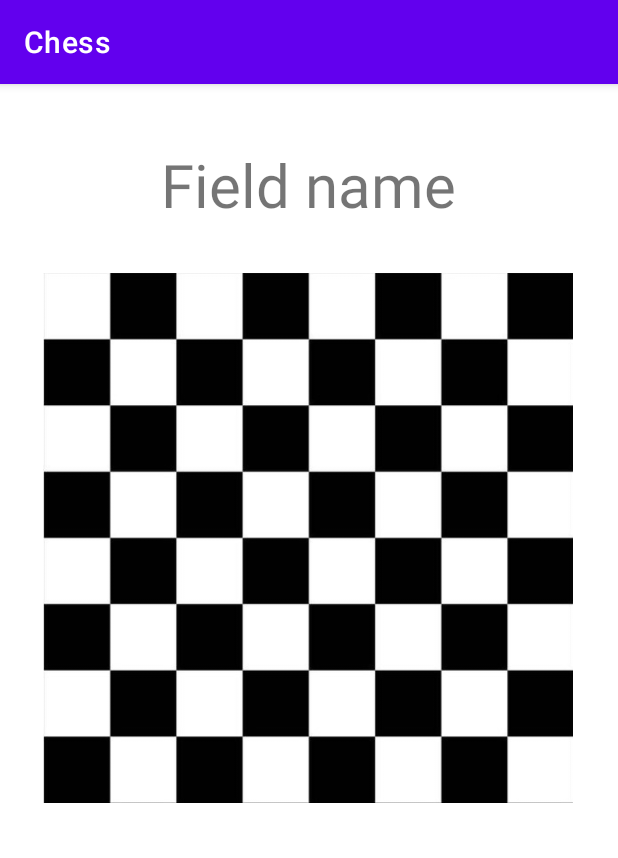
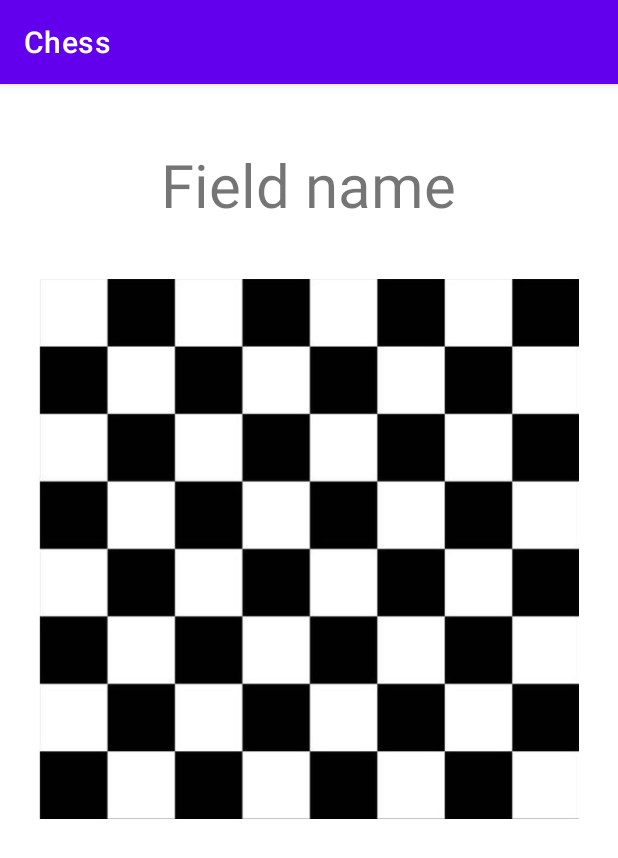
Before and after one commit to kaniad99/android-chess, an Android app: the screen it shows after launch (GameActivity), after a tap on "START THE GAME", on a phone screen of 412 x 824 dp. Shown: the top 858 px of the screen. Run offline under Robolectric (Android 15) with nearby library versions, the phone set to English and light mode, and no system bars.

Commit message:
refactor: moved clicking field logic to viewModel

```diff
--- a/app/src/main/java/com/mindorks/framework/chess/GameActivity.java
+++ b/app/src/main/java/com/mindorks/framework/chess/GameActivity.java
@@ -15,7 +15,7 @@ public class GameActivity extends AppCompatActivity {
 
     private ImageView board;
     private GameActivityViewModel viewModel;
-    private TextView fieldName;
+    private TextView fieldCors;
 
     private static final char[] COLUMNS = "ABCDEFGH".toCharArray();
     private static final char[] ROWS = "87654321".toCharArray();
@@ -29,7 +29,7 @@ public class GameActivity extends AppCompatActivity {
         setContentView(R.layout.game_activity);
 
         board = findViewById(R.id.board);
-        fieldName = findViewById(R.id.fieldName);
+        fieldCors = findViewById(R.id.fieldName);
 
         viewModel = new ViewModelProvider(this).get(GameActivityViewModel.class);
         viewModel.getFieldLiveData().observe(this,
@@ -75,14 +75,13 @@ public class GameActivity extends AppCompatActivity {
             int y = (touchLocation[1] - boardLocation[1]) / (boardHeight / 8);
 
             Log.i(TAG, x + ", " + y);
-            char[] fieldName =  { COLUMNS[x], ROWS[y] };
-            String str = new String(fieldName);
-            Log.i(TAG, "Clicked field: " + COLUMNS[x] + ROWS[y]);
-            viewModel.setFieldName(str);
+            int[] cors = {x, y};
+
+            viewModel.clickedField(cors);
         }
     }
 
     private void onChanged(String field) {
-        fieldName.setText(field);
+        fieldCors.setText(field);
     }
 }
--- a/app/src/main/java/com/mindorks/framework/chess/GameActivityViewModel.java
+++ b/app/src/main/java/com/mindorks/framework/chess/GameActivityViewModel.java
@@ -1,11 +1,15 @@
 package com.mindorks.framework.chess;
 
 import android.app.Application;
+import android.util.Log;
 
 import androidx.lifecycle.AndroidViewModel;
 import androidx.lifecycle.MutableLiveData;
 
 public class GameActivityViewModel extends AndroidViewModel {
+    private static final String TAG = "GameActivityViewModel";
+    private static final char[] COLUMNS = "ABCDEFGH".toCharArray();
+    private static final char[] ROWS = "87654321".toCharArray();
 
     private MutableLiveData<String> fieldLiveData = new MutableLiveData<>();
 
@@ -15,7 +19,13 @@ public class GameActivityViewModel extends AndroidViewModel {
         super(application);
     }
 
-    public void setFieldName(String fieldName){
-        fieldLiveData.postValue(fieldName);
+    public void clickedField(int[] fieldCors){
+        char[] fieldName =  { COLUMNS[fieldCors[0]], ROWS[fieldCors[1]] };
+
+
+        Log.i(TAG, "Clicked field: " + fieldName[0] + fieldName[1]);
+        String str = new String(fieldName);
+        fieldLiveData.postValue(str);
     }
+
 }
--- a/app/src/main/res/layout/game_activity.xml
+++ b/app/src/main/res/layout/game_activity.xml
@@ -9,15 +9,16 @@
 
     <ImageView
         android:id="@+id/board"
-        android:layout_width="376dp"
-        android:layout_height="353dp"
+        android:layout_width="360dp"
+        android:layout_height="360dp"
         android:layout_alignParentEnd="true"
         android:layout_centerInParent="true"
-        android:layout_marginTop="32dp"
+        android:layout_marginStart="8dp"
+        android:layout_marginTop="36dp"
+        android:layout_marginEnd="8dp"
         android:foregroundGravity="center_vertical|center_horizontal"
         app:layout_constraintDimensionRatio="H,1:1"
         app:layout_constraintEnd_toEndOf="parent"
-        app:layout_constraintHorizontal_bias="0.485"
         app:layout_constraintStart_toStartOf="parent"
         app:layout_constraintTop_toBottomOf="@+id/fieldName"
         app:srcCompat="@drawable/board" />
```
